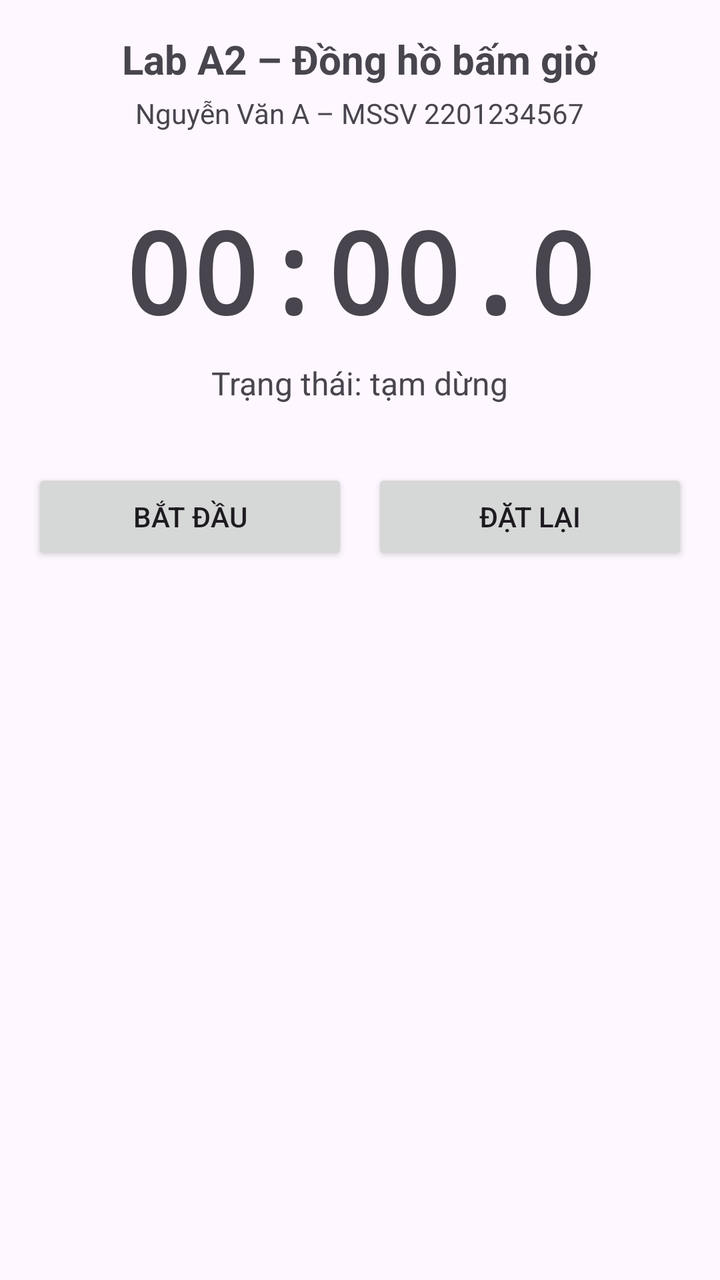
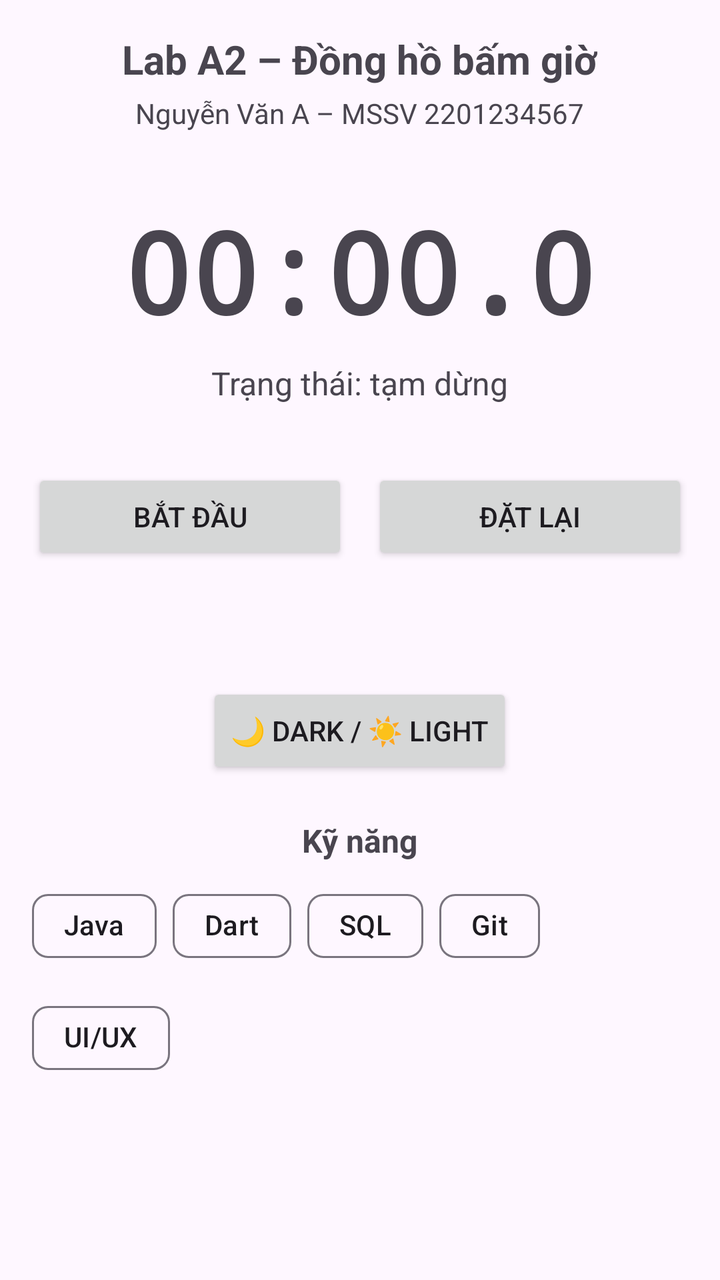

Compare the two renders of this Android layout. The source of the first and the diff that turns it into the second are given below.
<!-- AndroidManifest.xml: application theme Theme.A2_241A010537 -->
<!-- res/layout/activity_main.xml -->
<?xml version="1.0" encoding="utf-8"?>
<LinearLayout xmlns:android="http://schemas.android.com/apk/res/android"

    android:id="@+id/main"

    android:layout_width="match_parent"

    android:layout_height="match_parent"

    android:gravity="center_horizontal"

    android:orientation="vertical"

    android:padding="16dp">



    <TextView

        android:layout_width="wrap_content"

        android:layout_height="wrap_content"

        android:text="@string/title"

        android:textSize="20sp"

        android:textStyle="bold" />



    <TextView

        android:layout_width="wrap_content"

        android:layout_height="wrap_content"

        android:layout_marginTop="4dp"

        android:text="@string/student" />



    <TextView

        android:id="@+id/tvTime"

        android:layout_width="wrap_content"

        android:layout_height="wrap_content"

        android:layout_marginTop="32dp"

        android:fontFamily="monospace"

        android:text="@string/zero_time"

        android:textSize="56sp"

        android:textStyle="bold" />



    <TextView

        android:id="@+id/tvStatus"

        android:layout_width="wrap_content"

        android:layout_height="wrap_content"

        android:layout_marginTop="8dp"

        android:text="@string/status_paused"

        android:textSize="16sp" />



    <LinearLayout

        android:layout_width="match_parent"

        android:layout_height="wrap_content"

        android:layout_marginTop="32dp"

        android:orientation="horizontal">



        <Button

            android:id="@+id/btnStartPause"

            android:layout_width="0dp"

            android:layout_height="wrap_content"

            android:layout_weight="1"

            android:text="@string/start" />



        <Button

            android:id="@+id/btnReset"

            android:layout_width="0dp"

            android:layout_height="wrap_content"

            android:layout_marginStart="12dp"

            android:layout_weight="1"

            android:text="@string/reset" />

    </LinearLayout>



    <TextView

        android:id="@+id/tvRecreate"

        android:layout_width="wrap_content"

        android:layout_height="wrap_content"

        android:layout_marginTop="24dp"

        android:textSize="14sp" />

</LinearLayout>
<!-- resources referenced by this layout -->
<resources>
  <string name="reset">Đặt lại</string>
  <string name="start">Bắt đầu</string>
  <string name="status_paused">Trạng thái: tạm dừng</string>
  <string name="student">Nguyễn Văn A – MSSV 2201234567</string>
  <string name="title">Lab A2 – Đồng hồ bấm giờ</string>
  <string name="zero_time">00:00.0</string>
  <style name="Theme.A2_241A010537" parent="Base.Theme.A2_241A010537" />
  <style name="Base.Theme.A2_241A010537" parent="Theme.Material3.DayNight.NoActionBar">
          
          
      </style>
</resources>

<!-- the commit's change to res/layout/activity_main.xml (unified diff, before → after) -->
@@ -1,136 +1,132 @@
 <?xml version="1.0" encoding="utf-8"?>
 <LinearLayout xmlns:android="http://schemas.android.com/apk/res/android"
-
+    xmlns:app="http://schemas.android.com/apk/res-auto"
     android:id="@+id/main"
-
     android:layout_width="match_parent"
-
     android:layout_height="match_parent"
-
     android:gravity="center_horizontal"
-
     android:orientation="vertical"
-
     android:padding="16dp">
 
-
+    <TextView
+        android:layout_width="wrap_content"
+        android:layout_height="wrap_content"
+        android:text="@string/title"
+        android:textSize="20sp"
+        android:textStyle="bold" />
 
     <TextView
+        android:layout_width="wrap_content"
+        android:layout_height="wrap_content"
+        android:layout_marginTop="4dp"
+        android:text="@string/student" />
 
+    <TextView
+        android:id="@+id/tvTime"
         android:layout_width="wrap_content"
-
         android:layout_height="wrap_content"
-
-        android:text="@string/title"
-
-        android:textSize="20sp"
-
+        android:layout_marginTop="32dp"
+        android:fontFamily="monospace"
+        android:text="@string/zero_time"
+        android:textSize="56sp"
         android:textStyle="bold" />
 
-
-
     <TextView
-
+        android:id="@+id/tvStatus"
         android:layout_width="wrap_content"
-
         android:layout_height="wrap_content"
-
-        android:layout_marginTop="4dp"
-
-        android:text="@string/student" />
-
-
-
-    <TextView
-
-        android:id="@+id/tvTime"
-
-        android:layout_width="wrap_content"
-
-        android:layout_height="wrap_content"
-
-        android:layout_marginTop="32dp"
-
-        android:fontFamily="monospace"
-
-        android:text="@string/zero_time"
-
-        android:textSize="56sp"
-
-        android:textStyle="bold" />
-
-
-
-    <TextView
-
-        android:id="@+id/tvStatus"
-
-        android:layout_width="wrap_content"
-
-        android:layout_height="wrap_content"
-
         android:layout_marginTop="8dp"
-
         android:text="@string/status_paused"
-
         android:textSize="16sp" />
 
-
-
     <LinearLayout
-
         android:layout_width="match_parent"
-
         android:layout_height="wrap_content"
-
         android:layout_marginTop="32dp"
-
         android:orientation="horizontal">
 
-
+        <Button
+            android:id="@+id/btnStartPause"
+            android:layout_width="0dp"
+            android:layout_height="wrap_content"
+            android:layout_weight="1"
+            android:text="@string/start" />
 
         <Button
-
-            android:id="@+id/btnStartPause"
-
+            android:id="@+id/btnReset"
             android:layout_width="0dp"
-
             android:layout_height="wrap_content"
-
+            android:layout_marginStart="12dp"
             android:layout_weight="1"
-
-            android:text="@string/start" />
-
-
-
-        <Button
-
-            android:id="@+id/btnReset"
-
-            android:layout_width="0dp"
-
-            android:layout_height="wrap_content"
-
-            android:layout_marginStart="12dp"
-
-            android:layout_weight="1"
-
             android:text="@string/reset" />
 
     </LinearLayout>
 
+    <TextView
+        android:id="@+id/tvRecreate"
+        android:layout_width="wrap_content"
+        android:layout_height="wrap_content"
+        android:layout_marginTop="24dp"
+        android:textSize="14sp" />
 
+    <Button
+        android:id="@+id/btnTheme"
+        android:layout_width="wrap_content"
+        android:layout_height="wrap_content"
+        android:layout_marginTop="16dp"
+        android:text="🌙 Dark / ☀ Light" />
 
     <TextView
+        android:layout_width="wrap_content"
+        android:layout_height="wrap_content"
+        android:layout_marginTop="20dp"
+        android:text="Kỹ năng"
+        android:textSize="16sp"
+        android:textStyle="bold" />
 
-        android:id="@+id/tvRecreate"
+    <com.google.android.material.chip.ChipGroup
+        android:id="@+id/chipGroupSkills"
+        android:layout_width="match_parent"
+        android:layout_height="wrap_content"
+        android:layout_marginTop="8dp"
+        app:singleSelection="false"
+        app:selectionRequired="false">
 
-        android:layout_width="wrap_content"
+        <com.google.android.material.chip.Chip
+            android:id="@+id/chipJava"
+            android:layout_width="wrap_content"
+            android:layout_height="wrap_content"
+            android:text="Java"
+            android:checkable="true" />
 
-        android:layout_height="wrap_content"
+        <com.google.android.material.chip.Chip
+            android:id="@+id/chipDart"
+            android:layout_width="wrap_content"
+            android:layout_height="wrap_content"
+            android:text="Dart"
+            android:checkable="true" />
 
-        android:layout_marginTop="24dp"
+        <com.google.android.material.chip.Chip
+            android:id="@+id/chipSQL"
+            android:layout_width="wrap_content"
+            android:layout_height="wrap_content"
+            android:text="SQL"
+            android:checkable="true" />
 
-        android:textSize="14sp" />
+        <com.google.android.material.chip.Chip
+            android:id="@+id/chipGit"
+            android:layout_width="wrap_content"
+            android:layout_height="wrap_content"
+            android:text="Git"
+            android:checkable="true" />
+
+        <com.google.android.material.chip.Chip
+            android:id="@+id/chipUIUX"
+            android:layout_width="wrap_content"
+            android:layout_height="wrap_content"
+            android:text="UI/UX"
+            android:checkable="true" />
+
+    </com.google.android.material.chip.ChipGroup>
 
 </LinearLayout>
